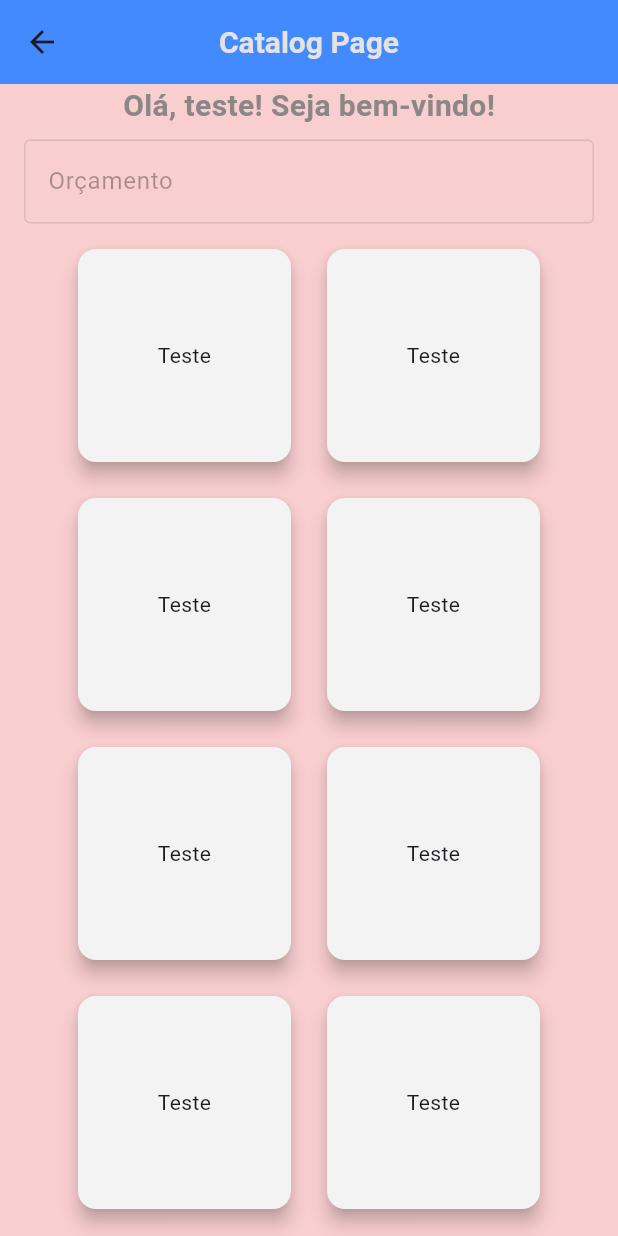
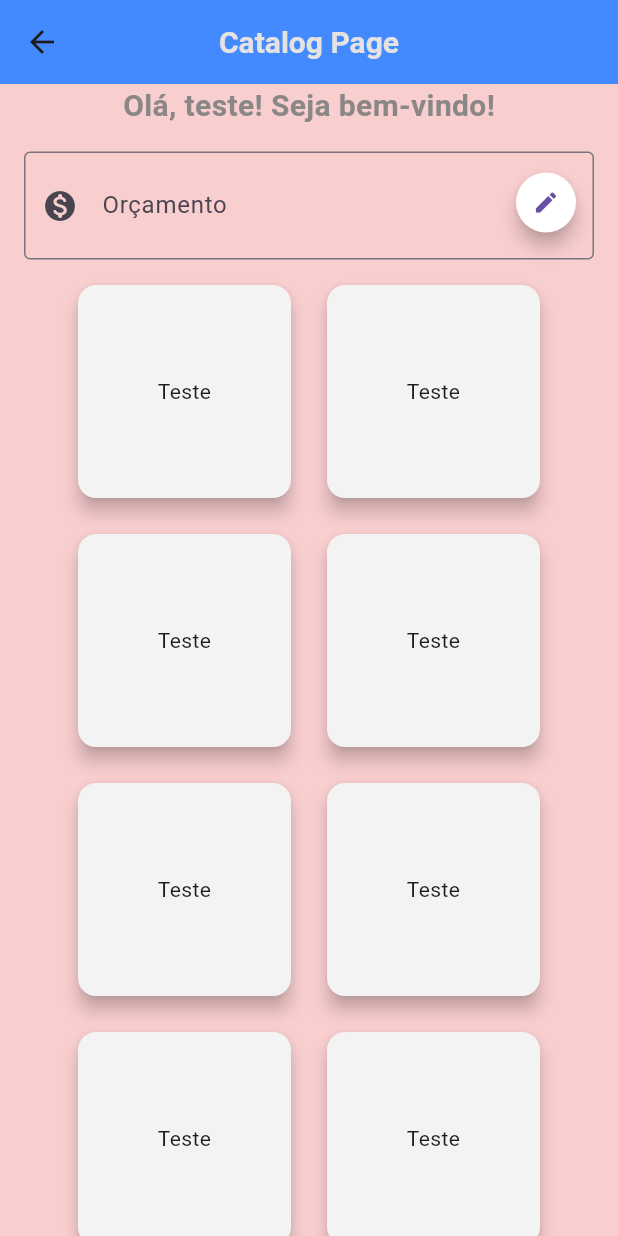
Before and after one commit to GabrielFreitas836/app-flutter, a Flutter app: the CatalogPage screen opened directly with empty values, on a phone screen of 412 x 824 dp. Run offline on Flutter 3.47's test engine with Material 3 defaults, Android fonts, the phone set to English and light mode, and no system bars.

Commit message:
feat: Refactor CatalogPage to enable editing of budget and improve UI interaction

```diff
--- a/app_flutter/lib/src/pages/catalog_page.dart
+++ b/app_flutter/lib/src/pages/catalog_page.dart
@@ -2,16 +2,33 @@ import 'package:app_flutter/src/widgets/double_card.dart';
 import 'package:flutter/material.dart';
 import 'package:flutter/services.dart';
 
-class CatalogPage extends StatelessWidget {
-
-  final String name = 'teste';
+class CatalogPage extends StatefulWidget {
 
   const CatalogPage({super.key});
 
   @override
+  State<CatalogPage> createState() => _CatalogPageState();
+}
+
+class _CatalogPageState extends State<CatalogPage> {
+
+  final String name = 'teste';
+  bool isEditing = true;
+  late String orcamentoValue;
+
+  void editOrcamento(String text) {
+    print('Fui pressionado');
+      setState(() {
+        isEditing = !isEditing;
+        orcamentoValue = text;
+
+      });
+    }
+
+  @override
   Widget build(BuildContext context) {
 
-    final String orcamentoValue = ModalRoute.of(context)!.settings.arguments as String;
+    orcamentoValue = ModalRoute.of(context)!.settings.arguments as String;
 
     return Scaffold(
       appBar: AppBar(
@@ -42,20 +59,50 @@ class CatalogPage extends StatelessWidget {
                   fontWeight: FontWeight.w600
                 ),
               ),
+              const SizedBox(height: 8),
               Padding(
                 padding: const EdgeInsets.symmetric(
                   horizontal: 16,
                   vertical: 8
                 ),
-                child: TextField(
+                child: Stack(
+                  children: [
+                    TextField(
                       controller: TextEditingController(text: orcamentoValue),
                       keyboardType: TextInputType.numberWithOptions(decimal: true),
-                  inputFormatters: [FilteringTextInputFormatter.allow(RegExp(r'^\d\.?\d{0,2}$'))],
+                      inputFormatters: [FilteringTextInputFormatter.allow(RegExp(r'^\d*\.?\d{0,2}$'))],
                       decoration: InputDecoration(
+                        prefixIcon: Icon(Icons.monetization_on_rounded),
+                        suffix: SizedBox(
+                          width: 33.5,
+                          height: 33.5,
+
+                        ),
                         label: Text('Orçamento'),
-                    enabled: false,
+                        enabled: isEditing,
                         border: OutlineInputBorder()
                       ),
+                    ),
+                    Row(
+                      mainAxisAlignment: MainAxisAlignment.end,
+                      children: [
+                        Padding(
+                          padding: const EdgeInsets.only(top: 10),
+                          child: ElevatedButton(
+                            onPressed: () => editOrcamento(orcamentoValue),
+                            style: ElevatedButton.styleFrom(
+                              shape: const CircleBorder(),
+                              backgroundColor: Colors.white,
+                              elevation: 5,
+                              padding: EdgeInsets.zero,
+                              fixedSize: const Size(33.5, 33.5),
+                            ),
+                            child: const Icon(Icons.edit),
+                          ),
+                        ),
+                      ],
+                    ),
+                  ]
                 ),
               ),
               const SizedBox(height: 5),
--- a/app_flutter/lib/src/pages/orcamento_page.dart
+++ b/app_flutter/lib/src/pages/orcamento_page.dart
@@ -18,7 +18,7 @@ class _OrcamentoPageState extends State<OrcamentoPage> {
       context,
       '/catalog',
       (route) => false,
-      arguments: orcamentoController.text
+      arguments: orcamentoController.text.isNotEmpty ? orcamentoController.text : 0.toStringAsFixed(2)
     );
   }
 
```
Lines whose indentation alone changed are shown as unchanged.
